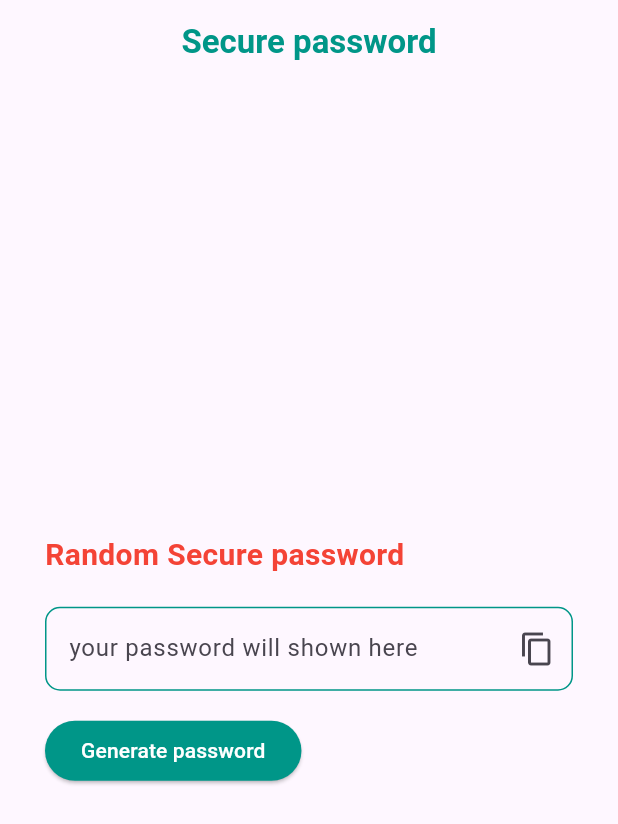
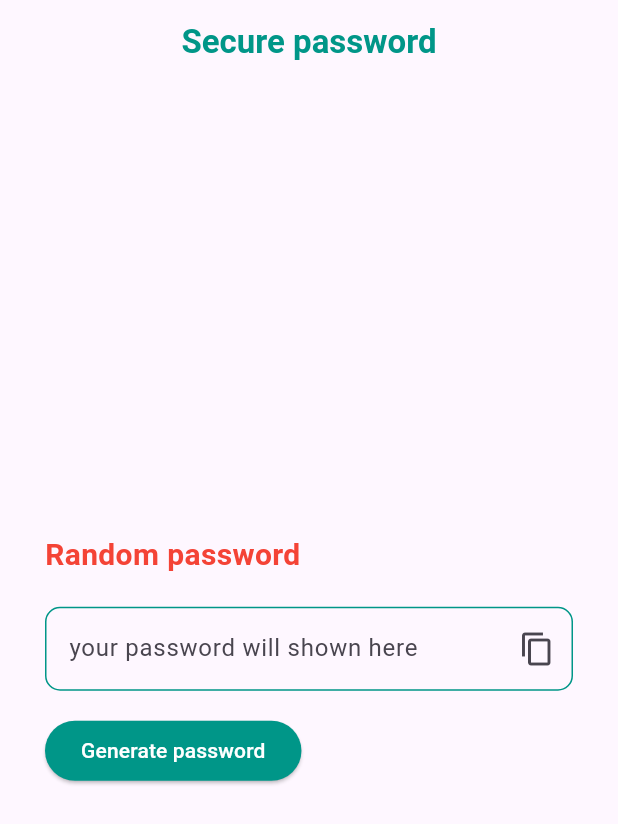
Before and after one commit to shadu-rz/random-password-generator, a Flutter app: the screen it shows after launch, on a phone screen of 412 x 824 dp. Shown: the top 824 px of the screen. Run offline on Flutter 3.47's test engine with Material 2 defaults, Android fonts, the light colour scheme and no system bars.

Commit message:
bug fixes

```diff
--- a/lib/home.dart
+++ b/lib/home.dart
@@ -39,7 +39,7 @@ class _HomepageState extends State<Homepage> {
           crossAxisAlignment: CrossAxisAlignment.start,
           children: [
             Text(
-              'Random Secure password',
+              'Random password',
               style: TextStyle(
                 fontSize: 20,
                 fontWeight: FontWeight.bold,
```
